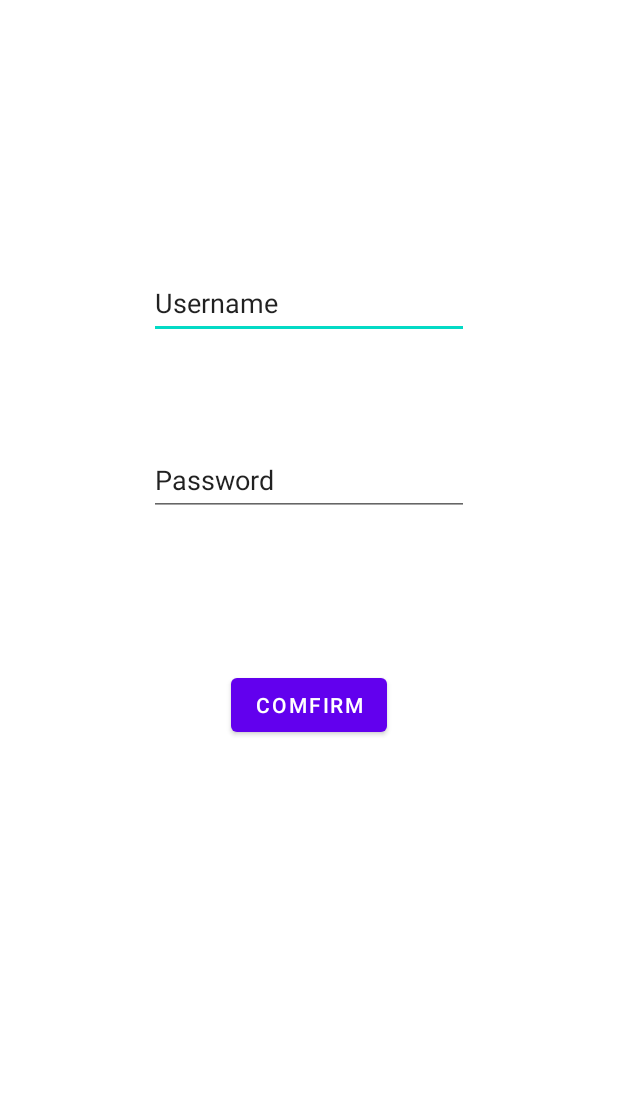
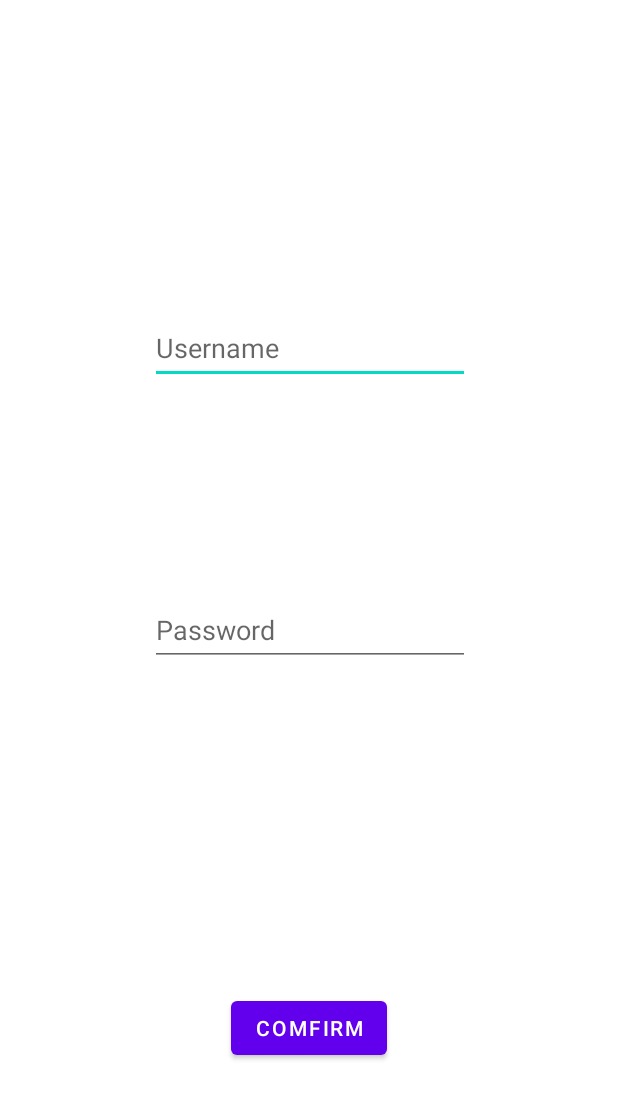
Before and after one commit to CMPUT301W22T05/QRHunter, an Android app: the layout signup.xml on its own in the app's theme, with its tools: preview values and no code run, on a phone screen of 412 x 824 dp. Shown: the top 1099 px of the screen. Run offline under Robolectric (Android 15) with nearby library versions, the light colour scheme and no system bars.

Commit message:
wenhao for improvement of signup.xml

```diff
--- a/version 1/app/src/main/res/layout/signup.xml
+++ b/version 1/app/src/main/res/layout/signup.xml
@@ -6,38 +6,41 @@
     android:layout_height="match_parent">
 
     <EditText
-        android:id="@+id/editTextTextPersonName"
+        android:id="@+id/username_editTextText"
         android:layout_width="wrap_content"
         android:layout_height="wrap_content"
-        android:layout_marginTop="178dp"
+        android:layout_marginTop="208dp"
         android:ems="10"
-        android:inputType="textPersonName"
+        android:hint="Username"
+        android:inputType="textEmailAddress"
         android:minHeight="48dp"
-        android:text="Username"
         app:layout_constraintEnd_toEndOf="parent"
+        app:layout_constraintHorizontal_bias="0.502"
         app:layout_constraintStart_toStartOf="parent"
         app:layout_constraintTop_toTopOf="parent" />
 
     <EditText
-        android:id="@+id/editTextTextPersonName2"
+        android:id="@+id/password_editTextText"
         android:layout_width="wrap_content"
         android:layout_height="wrap_content"
-        android:layout_marginTop="70dp"
+        android:layout_marginTop="140dp"
         android:ems="10"
-        android:inputType="textPersonName"
+        android:hint="Password"
+        android:inputType="textPassword"
         android:minHeight="48dp"
-        android:text="Password"
         app:layout_constraintEnd_toEndOf="parent"
+        app:layout_constraintHorizontal_bias="0.502"
         app:layout_constraintStart_toStartOf="parent"
-        app:layout_constraintTop_toBottomOf="@+id/editTextTextPersonName" />
+        app:layout_constraintTop_toBottomOf="@+id/username_editTextText" />
 
     <Button
         android:id="@+id/button"
         android:layout_width="wrap_content"
         android:layout_height="wrap_content"
         android:layout_marginTop="102dp"
-        android:text="comfirm"
+        android:text="Comfirm"
+        app:layout_constraintBottom_toBottomOf="parent"
         app:layout_constraintEnd_toEndOf="parent"
         app:layout_constraintStart_toStartOf="parent"
-        app:layout_constraintTop_toBottomOf="@+id/editTextTextPersonName2" />
+        app:layout_constraintTop_toBottomOf="@+id/password_editTextText" />
 </androidx.constraintlayout.widget.ConstraintLayout>
```
